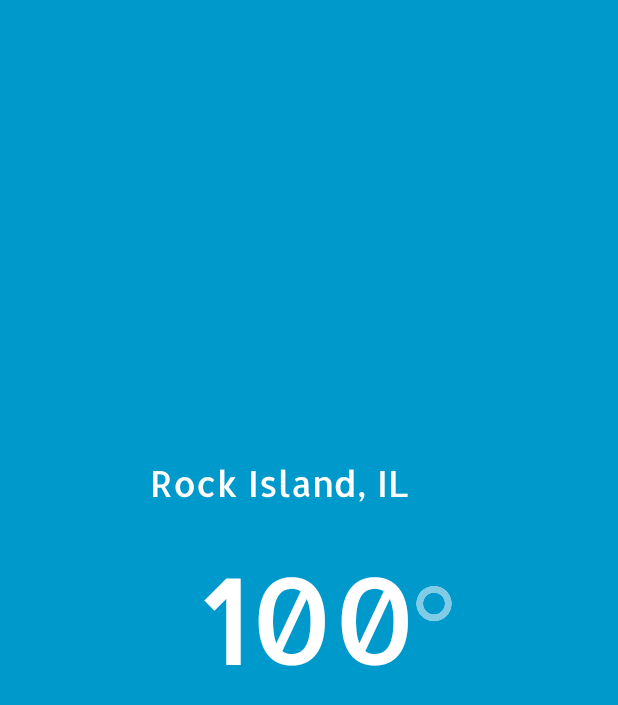
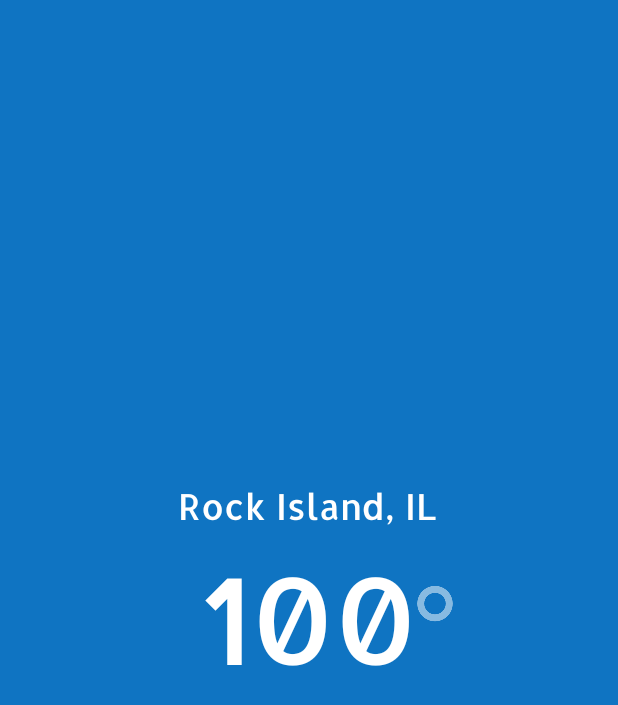
Before and after one commit to jsfarley/Forecast, an Android app: the layout forecast_widget.xml on its own in the app's theme, with its tools: preview values and no code run, on a phone screen of 412 x 824 dp. Shown: the top 705 px of the screen. Run offline under Robolectric (Android 15) with nearby library versions, the phone set to English and light mode, and no system bars.

Commit message:
UI Mockup Update

```diff
--- a/app/src/main/java/com/jsfarley/forecast/CurrentWeather.java
+++ b/app/src/main/java/com/jsfarley/forecast/CurrentWeather.java
@@ -43,8 +43,6 @@ public class CurrentWeather {
 	public void setTime(long time) {
 		this.time = time;
 	}
-
-
 
 	/*public double getLowTemp() {
 		return lowTemp;
--- a/app/src/main/res/layout/forecast_widget.xml
+++ b/app/src/main/res/layout/forecast_widget.xml
@@ -1,22 +1,21 @@
-<RelativeLayout
+<android.support.constraint.ConstraintLayout
 	xmlns:android="http://schemas.android.com/apk/res/android"
 	xmlns:app="http://schemas.android.com/apk/res-auto"
 	xmlns:tools="http://schemas.android.com/tools"
 	android:layout_width="match_parent"
 	android:layout_height="match_parent"
-	android:background="#09C"
+	android:background="@color/Weather"
 	android:padding="@dimen/widget_margin">
 
 
 		<TextView
-			android:id="@+id/appwidget_text"
+			android:id="@+id/defaultTemp"
 			android:layout_width="wrap_content"
 			android:layout_height="wrap_content"
 			android:layout_centerHorizontal="true"
 			android:layout_centerVertical="true"
 			android:layout_marginTop="8dp"
 			android:layout_marginBottom="8dp"
-			android:background="#09C"
 			android:contentDescription="@string/appwidget_text"
 			android:fontFamily="@font/allerta"
 			android:text="@string/appwidget_text"
@@ -36,9 +35,9 @@
 		android:layout_marginStart="0dp"
 		android:layout_marginTop="30dp"
 		android:layout_marginEnd="0dp"
-		android:layout_toRightOf="@id/appwidget_text"
-		app:layout_constraintStart_toEndOf="@+id/appwidget_text"
-		app:layout_constraintTop_toTopOf="@+id/appwidget_text"
+		android:layout_toRightOf="@id/defaultTemp"
+		app:layout_constraintStart_toEndOf="@+id/defaultTemp"
+		app:layout_constraintTop_toTopOf="@+id/defaultTemp"
 		app:srcCompat="@drawable/degree" />
 
 	<TextView
@@ -54,14 +53,14 @@
 		android:layout_marginLeft="-34dp"
 		android:layout_marginEnd="-35dp"
 		android:layout_marginRight="-35dp"
-		android:layout_marginBottom="15dp"
+		android:layout_marginBottom="8dp"
 		android:fontFamily="@font/allerta"
 		android:text="Rock Island, IL"
 		android:textColor="#fff"
 		android:textSize="24sp"
-		app:layout_constraintBottom_toTopOf="@+id/appwidget_text"
+		app:layout_constraintBottom_toTopOf="@+id/defaultTemp"
 		app:layout_constraintEnd_toEndOf="parent"
-		app:layout_constraintHorizontal_bias="0.497"
+		app:layout_constraintHorizontal_bias="0.496"
 		app:layout_constraintStart_toStartOf="parent" />
 
-</RelativeLayout>
+</android.support.constraint.ConstraintLayout>
```
Also changed, not shown: 6 other files.
